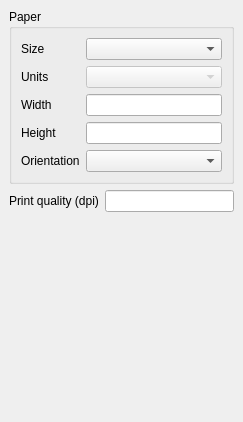
sourcepole/qgis, file qgis/src/ui/qgscompositionwidgetbase.ui: the form before one commit.
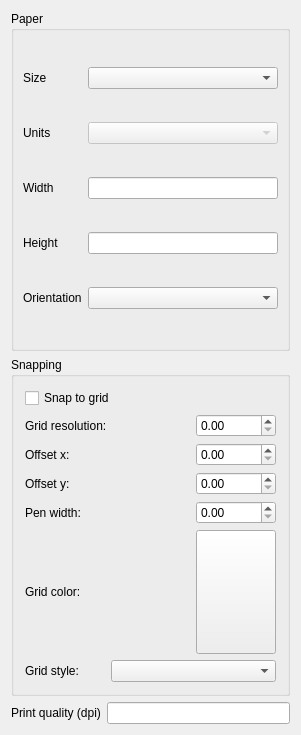
The form after the commit. Custom widgets are drawn as their Qt base class.

Diff of the .ui file:
```diff
--- a/qgis/src/ui/qgscompositionwidgetbase.ui
+++ b/qgis/src/ui/qgscompositionwidgetbase.ui
@@ -5,8 +5,8 @@
    <rect>
     <x>0</x>
     <y>0</y>
-    <width>243</width>
-    <height>422</height>
+    <width>301</width>
+    <height>735</height>
    </rect>
   </property>
   <property name="sizePolicy" >
@@ -19,24 +19,6 @@
    <string>Composition</string>
   </property>
   <layout class="QGridLayout" >
-   <property name="leftMargin" >
-    <number>9</number>
-   </property>
-   <property name="topMargin" >
-    <number>9</number>
-   </property>
-   <property name="rightMargin" >
-    <number>9</number>
-   </property>
-   <property name="bottomMargin" >
-    <number>9</number>
-   </property>
-   <property name="horizontalSpacing" >
-    <number>6</number>
-   </property>
-   <property name="verticalSpacing" >
-    <number>6</number>
-   </property>
    <item row="0" column="0" colspan="2" >
     <widget class="QGroupBox" name="groupBox" >
      <property name="title" >
@@ -189,23 +171,93 @@
      </layout>
     </widget>
    </item>
-   <item row="2" column="0" colspan="2" >
-    <spacer>
-     <property name="orientation" >
-      <enum>Qt::Vertical</enum>
+   <item row="1" column="0" colspan="2" >
+    <widget class="QGroupBox" name="mSnapGroupBox" >
+     <property name="title" >
+      <string>Snapping</string>
      </property>
-     <property name="sizeType" >
-      <enum>QSizePolicy::Expanding</enum>
-     </property>
-     <property name="sizeHint" >
-      <size>
-       <width>223</width>
-       <height>41</height>
-      </size>
-     </property>
-    </spacer>
+     <layout class="QGridLayout" >
+      <item row="0" column="0" colspan="2" >
+       <widget class="QCheckBox" name="mSnapToGridCheckBox" >
+        <property name="text" >
+         <string>Snap to grid</string>
+        </property>
+       </widget>
+      </item>
+      <item row="1" column="0" colspan="2" >
+       <widget class="QLabel" name="mResolutionLabel_2" >
+        <property name="text" >
+         <string>Grid resolution:</string>
+        </property>
+       </widget>
+      </item>
+      <item row="1" column="2" >
+       <widget class="QDoubleSpinBox" name="mResolutionSpinBox" />
+      </item>
+      <item row="2" column="0" colspan="2" >
+       <widget class="QLabel" name="mXOffsetLabel" >
+        <property name="text" >
+         <string>Offset x:</string>
+        </property>
+       </widget>
+      </item>
+      <item row="2" column="2" >
+       <widget class="QDoubleSpinBox" name="mOffsetXSpinBox" />
+      </item>
+      <item row="3" column="0" colspan="2" >
+       <widget class="QLabel" name="mYOffsetLabel" >
+        <property name="text" >
+         <string>Offset y:</string>
+        </property>
+       </widget>
+      </item>
+      <item row="3" column="2" >
+       <widget class="QDoubleSpinBox" name="mOffsetYSpinBox" />
+      </item>
+      <item row="4" column="0" >
+       <widget class="QLabel" name="mPenWidthLabel" >
+        <property name="text" >
+         <string>Pen width:</string>
+        </property>
+       </widget>
+      </item>
+      <item row="4" column="2" >
+       <widget class="QDoubleSpinBox" name="mPenWidthSpinBox" />
+      </item>
+      <item row="5" column="0" >
+       <widget class="QLabel" name="mGridColorLabel" >
+        <property name="text" >
+         <string>Grid color:</string>
+        </property>
+       </widget>
+      </item>
+      <item row="5" column="2" >
+       <widget class="QgsColorButton" name="mGridColorButton" >
+        <property name="sizePolicy" >
+         <sizepolicy vsizetype="Preferred" hsizetype="Preferred" >
+          <horstretch>0</horstretch>
+          <verstretch>0</verstretch>
+         </sizepolicy>
+        </property>
+        <property name="text" >
+         <string/>
+        </property>
+       </widget>
+      </item>
+      <item row="6" column="0" >
+       <widget class="QLabel" name="mGridStyleLabel" >
+        <property name="text" >
+         <string>Grid style:</string>
+        </property>
+       </widget>
+      </item>
+      <item row="6" column="1" colspan="2" >
+       <widget class="QComboBox" name="mGridStyleComboBox" />
+      </item>
+     </layout>
+    </widget>
    </item>
-   <item row="1" column="0" >
+   <item row="2" column="0" >
     <widget class="QLabel" name="mResolutionLabel" >
      <property name="sizePolicy" >
       <sizepolicy vsizetype="Preferred" hsizetype="Preferred" >
@@ -221,12 +273,19 @@
      </property>
     </widget>
    </item>
-   <item row="1" column="1" >
+   <item row="2" column="1" >
     <widget class="QLineEdit" name="mResolutionLineEdit" />
    </item>
   </layout>
  </widget>
  <layoutdefault spacing="6" margin="11" />
+ <customwidgets>
+  <customwidget>
+   <class>QgsColorButton</class>
+   <extends>QToolButton</extends>
+   <header>qgscolorbutton.h</header>
+  </customwidget>
+ </customwidgets>
  <resources/>
  <connections/>
 </ui>
```
